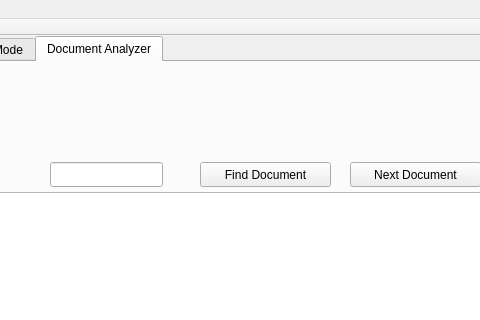
Before: the Qt Designer form Sprint5/mainwindow.ui in warleysa/Data-Structures-Search-Engine-GUI, drawn with Qt 5; both pictures show x 272 to 752 and y 0 to 320 of the 1200 by 720 pixel window.
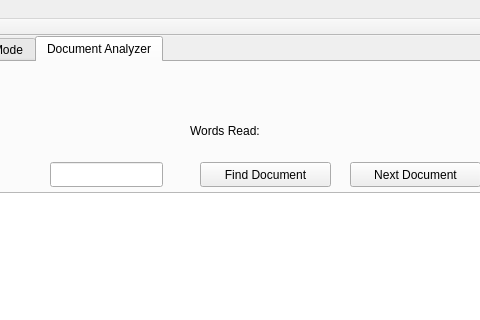
After: the same form once the commit is applied.

```diff
--- a/Sprint5/mainwindow.ui
+++ b/Sprint5/mainwindow.ui
@@ -498,6 +498,32 @@
        <string>Previous Document</string>
       </property>
      </widget>
+     <widget class="QLabel" name="label_13">
+      <property name="geometry">
+       <rect>
+        <x>460</x>
+        <y>60</y>
+        <width>101</width>
+        <height>17</height>
+       </rect>
+      </property>
+      <property name="text">
+       <string>Words Read:</string>
+      </property>
+     </widget>
+     <widget class="QLabel" name="label_14">
+      <property name="geometry">
+       <rect>
+        <x>560</x>
+        <y>60</y>
+        <width>131</width>
+        <height>17</height>
+       </rect>
+      </property>
+      <property name="text">
+       <string/>
+      </property>
+     </widget>
     </widget>
    </widget>
   </widget>
```
